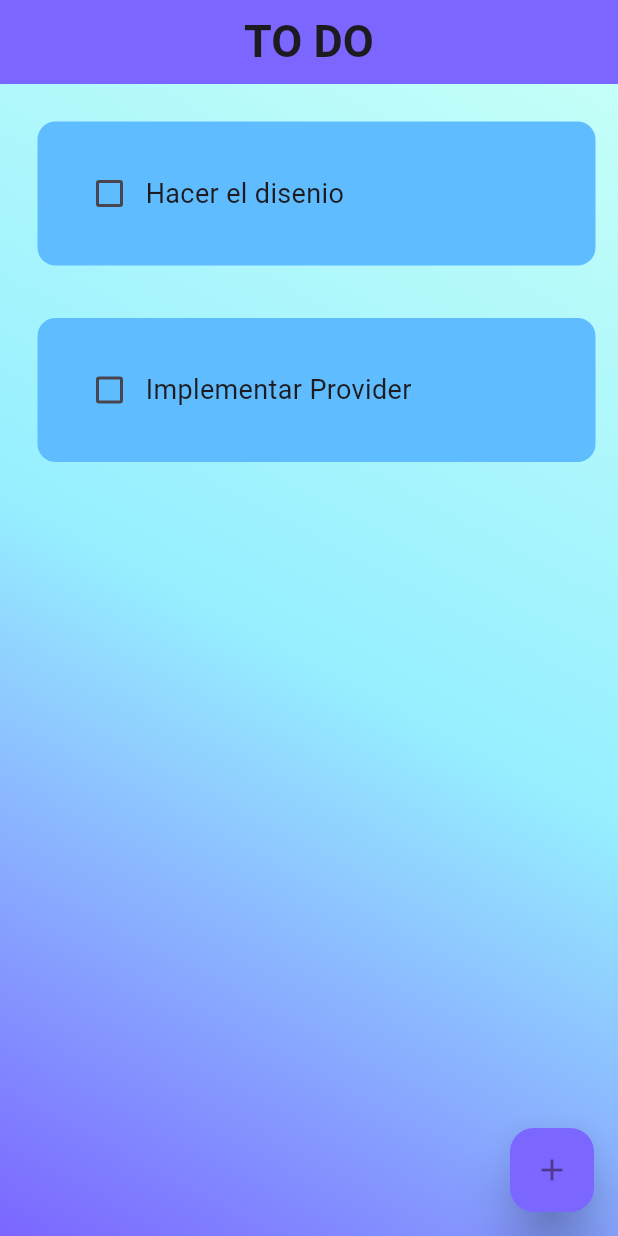
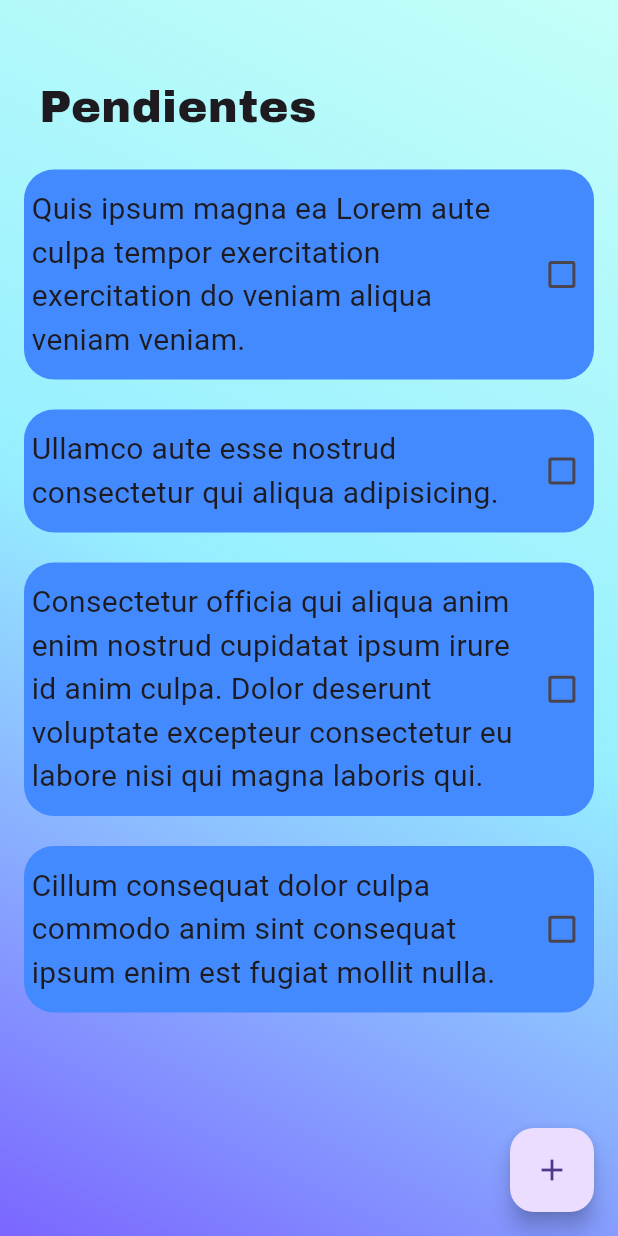
Before and after one commit to ToNiVeL2002/to_do_con_provider, a Flutter app: the screen it shows after launch, on a phone screen of 412 x 824 dp. Run offline on Flutter 3.47's test engine with Material 3 defaults, Android fonts, the phone set to English and light mode, and no system bars; drawn by our look-alikes of flutter_slidable; our stand-ins replace google_fonts.

Commit message:
mejoras en el todo_tile

```diff
--- a/lib/main.dart
+++ b/lib/main.dart
@@ -24,17 +24,17 @@ class MyApp extends StatelessWidget {
       routes: {
         'home' : ( _ ) => HomeScreen()
       },
-      theme: ThemeData(
-        primaryColor: const Color(0xff7B66FF),
-        // useMaterial3: false,
-        appBarTheme: const AppBarTheme(
-          color: Color(0xff7B66FF),
-        ),
-        floatingActionButtonTheme: const FloatingActionButtonThemeData(
-          backgroundColor: Color(0xff7B66FF),
-          elevation: 15
-        ),
-      ),
+      // theme: ThemeData(
+      //   primaryColor: const Color(0xff7B66FF),
+      //   // useMaterial3: false,
+      //   appBarTheme: const AppBarTheme(
+      //     color: Color(0xff7B66FF),
+      //   ),
+      //   floatingActionButtonTheme: const FloatingActionButtonThemeData(
+      //     backgroundColor: Color(0xff7B66FF),
+      //     elevation: 15
+      //   ),
+      // ),
     );
   }
 }
--- a/lib/models/todo_model.dart
+++ b/lib/models/todo_model.dart
@@ -12,12 +12,22 @@ class ToDoModel {
 // Lista de tareas para hacer
   List<ToDoModel> toDoList = [
     ToDoModel(
-      contenido: 'Hacer el disenio',
+      contenido: 'Quis ipsum magna ea Lorem aute culpa tempor exercitation exercitation do veniam aliqua veniam veniam.',
       check: false
     ),
 
     ToDoModel(
-      contenido: 'Implementar Provider',
+      contenido: 'Ullamco aute esse nostrud consectetur qui aliqua adipisicing.',
+      check: false
+    ),
+
+    ToDoModel(
+      contenido: 'Consectetur officia qui aliqua anim enim nostrud cupidatat ipsum irure id anim culpa. Dolor deserunt voluptate excepteur consectetur eu labore nisi qui magna laboris qui.',
+      check: false
+    ),
+
+    ToDoModel(
+      contenido: 'Cillum consequat dolor culpa commodo anim sint consequat ipsum enim est fugiat mollit nulla.',
       check: false
     ),
   ];
--- a/lib/screens/home_screens.dart
+++ b/lib/screens/home_screens.dart
@@ -1,4 +1,5 @@
 import 'package:flutter/material.dart';
+import 'package:google_fonts/google_fonts.dart';
 import 'package:provider/provider.dart';
 import 'package:to_do_simple_con_provider/models/models.dart';
 import 'package:to_do_simple_con_provider/providers/providers.dart';
@@ -18,37 +19,20 @@ class HomeScreen extends StatelessWidget {
     final toDoProvider = Provider.of<ToDoProvider>(context);
 
     return Scaffold(
-      appBar: AppBar(
-        title: const Text(
-          'TO DO',
-          style: TextStyle(
-            fontWeight: FontWeight.bold,
-            fontSize: 30
-          ),
-        ),
-        centerTitle: true,
-      ),
+      // appBar: AppBar(
+      //   title: Text(
+      //     'PENDIENTES',
+      //     style: GoogleFonts.archivoBlack()
+      //   ),
+      //   // centerTitle: true,
+      // ),
 
       body: Stack(
         children: [
           const Background(),
 
-          ListView.builder(
-            itemCount: toDoList.length,
-            itemBuilder: (context, index) {
+          _Body(toDoProvider: toDoProvider,),
 
-              return ToDoTile(
-                taskName: toDoList[index].contenido,
-                taskCompleted: toDoList[index].check,
-                onChanged: ( value ) {
-                  toDoProvider.isCheck(value ?? false, index);
-                },
-                deleteFunction: ( context ) => toDoProvider.eliminar(index),
-                controller: _controller,
-                index: index,
-              );
-            }
-          ),
         ],
       ),
 
@@ -78,3 +62,63 @@ class HomeScreen extends StatelessWidget {
     );
   }
 }
+
+class _Body extends StatelessWidget {
+
+  final ToDoProvider toDoProvider;
+
+  const _Body({
+    super.key,
+    required this.toDoProvider
+  });
+
+  @override
+  Widget build(BuildContext context) {
+    return Padding(
+      padding: const EdgeInsets.fromLTRB(16, 40, 16, 5),
+      child: Column(
+        children: [
+          _Title(),
+
+          Expanded(
+            child: ListView.builder(
+              itemCount: toDoList.length,
+              itemBuilder: (context, index) {
+                return ToDoTile(todoModel: toDoList[index], index: index,);
+              }
+            )
+          )
+
+
+        ],
+
+
+      ),
+    );
+  }
+}
+
+class _Title extends StatelessWidget {
+  const _Title({
+    super.key,
+  });
+
+  @override
+  Widget build(BuildContext context) {
+    return Container(
+        padding: EdgeInsets.all(10),
+        child: Row(
+          children: [
+            Text(
+              'Pendientes',
+              style: GoogleFonts.archivoBlack(
+                textStyle: TextStyle(
+                  fontSize: 30,
+                )
+              ),
+            )
+          ],
+        ),
+      );
+  }
+}
--- a/lib/widgets/dialog_box.dart
+++ b/lib/widgets/dialog_box.dart
@@ -1,6 +1,4 @@
 import 'package:flutter/material.dart';
-import 'package:provider/provider.dart';
-import 'package:to_do_simple_con_provider/providers/providers.dart';
 
 class DialogBox extends StatelessWidget {
   final controler;
@@ -20,7 +18,6 @@ class DialogBox extends StatelessWidget {
   Widget build(BuildContext context) {
 
     final Size screen = MediaQuery.of(context).size;
-    final toDoProvider = Provider.of<ToDoProvider>(context);
 
     return AlertDialog(
       backgroundColor: const Color(0xffC5FFF8),
--- a/lib/widgets/todo_tile.dart
+++ b/lib/widgets/todo_tile.dart
@@ -1,118 +1,118 @@
 import 'package:flutter/material.dart';
 import 'package:flutter_slidable/flutter_slidable.dart';
+import 'package:google_fonts/google_fonts.dart';
 import 'package:provider/provider.dart';
-import 'package:to_do_simple_con_provider/models/todo_model.dart';
+import 'package:to_do_simple_con_provider/models/models.dart';
 import 'package:to_do_simple_con_provider/providers/providers.dart';
-import 'package:to_do_simple_con_provider/widgets/widgets.dart';
 
 class ToDoTile extends StatelessWidget {
 
-  final String taskName;
-  final bool taskCompleted;
-  Function( bool? )? onChanged;
-  Function(BuildContext)? deleteFunction;
-  // Function(BuildContext)? editFunction;
-  final TextEditingController? controller;
-  final int? index;
+  final ToDoModel todoModel;
+  final int index;
 
-
-  ToDoTile({
+  const ToDoTile({
     super.key,
-    required this.taskName,
-    required this.taskCompleted,
-    required this.onChanged,
-    required this.deleteFunction,
-    this.controller,
-    this.index
-    // required this.index,
-    // required this.editFunction,
+    required this.todoModel,
+    required this.index,
   });
 
+  @override
+  Widget build(BuildContext context) {
 
+    Size screen = MediaQuery.of(context).size;
+
+    final todoProvider = Provider.of<ToDoProvider>(context);
+
+    return Padding(
+      padding: const EdgeInsets.symmetric(vertical: 10),
+
+      child: Slidable(
+        startActionPane: ActionPane(
+          motion: ScrollMotion(),
+          children: [
+            SlidableAction(
+              onPressed: ( context ) {print('vamo a editar');},
+              icon: Icons.edit_outlined,
+              label: 'Editar',
+              backgroundColor: Colors.yellow.shade300,
+              borderRadius: BorderRadius.circular(20),
+            )
+          ]
+        ),
+
+        endActionPane: ActionPane(
+          motion: StretchMotion(),
+          children: [
+            SlidableAction(
+              onPressed: ( context ) => todoProvider.eliminar(index),
+              icon: Icons.delete_outline,
+              label: 'Eliminar',
+              backgroundColor: Colors.red.shade300,
+              borderRadius: BorderRadius.circular(20),
+            )
+          ]
+        ),
+
+        child: Container(
+          padding: const EdgeInsets.symmetric(vertical: 12, horizontal: 5),
+
+          decoration: BoxDecoration(
+            color: Colors.blueAccent,
+            borderRadius: BorderRadius.circular(20)
+          ),
+
+          child: _Content(screen: screen, contenido: todoModel.contenido, isCheck: todoModel.check, index: index,),
+        ),
+      ),
+    );
+  }
+}
+
+class _Content extends StatelessWidget {
+
+  const _Content({
+    super.key,
+    required this.screen,
+    required this.contenido,
+    required this.isCheck,
+    required this.index,
+  });
+
+  final Size screen;
+  final String contenido;
+  final bool isCheck;
+  final int index;
 
   @override
   Widget build(BuildContext context) {
 
     final toDoProvider = Provider.of<ToDoProvider>(context);
 
-    return Padding(
-      padding: const EdgeInsets.only(left: 25.0, right: 15, top: 25, bottom: 10),
-      child: Slidable(
-        startActionPane: ActionPane(
-          motion: const ScrollMotion(),
-          children: [
-            SlidableAction(
-              onPressed: (context) {
-                showDialog(
-                  context: context,
-                  builder: (context) {
-
-                    return DialogBox(
-                      x: toDoList[index!].contenido,
-                      controler: controller,
-                      onSave: (){
-                        toDoProvider.editarTarea(controller!.text, index!);
-                        Navigator.of(context).pop();
-                        controller!.clear();
-                      },
-                      onCancel: (){
-                        Navigator.of(context).pop();
-                        controller!.clear();
-                      }
-                    );
-                  },
-                );
-
-              },
-              icon: Icons.edit_outlined,
-              label: 'Editar',
-              backgroundColor: Colors.yellow.shade300,
-              borderRadius: BorderRadius.circular(12),
-            )
-          ]
+    return Row(
+      mainAxisAlignment: MainAxisAlignment.spaceAround,
+      children: [
+        SizedBox(
+          width: screen.width * 0.8,
+          child: Text(
+            contenido,
+            style: GoogleFonts.roboto(
+              textStyle: TextStyle(
+                fontSize: 20,
+                decoration: isCheck
+                  ? TextDecoration.lineThrough
+                  : TextDecoration.none
+              )
+            ),
+          ),
         ),
 
-        endActionPane: ActionPane(
-          motion: const StretchMotion(),
-          children: [
-            SlidableAction(
-              onPressed: deleteFunction,
-              icon: Icons.delete_outline_rounded,
-              label: 'Eliminar',
-              backgroundColor: Colors.red.shade300,
-              borderRadius: BorderRadius.circular(12),
-            )
-          ],
-        ),
-        child: Container(
-          padding: const EdgeInsets.all(24),
-          decoration: BoxDecoration(
-            color: const Color(0xff5FBDFF),
-            borderRadius: BorderRadius.circular(12),
-          ),
-          child: Row(
-            children: [
-
-              Checkbox(
-                value: taskCompleted,
-                onChanged: onChanged,
-                activeColor: Colors.black,
-              ),
-
-              Text(
-                taskName,
-                style: TextStyle(
-                  fontSize: 18,
-                  decoration: taskCompleted
-                    ? TextDecoration.lineThrough
-                    : TextDecoration.none
-                ),
-              ),
-
-            ],
-          ),
-        ),
-      ),
+        Checkbox(
+          value: isCheck,
+          onChanged: (value) {
+            toDoProvider.isCheck(value!, index);
+          },
+        )
+      ],
     );
   }
 }
--- a/lib/widgets/widgets.dart
+++ b/lib/widgets/widgets.dart
@@ -1,6 +1,3 @@
-
-
-
 
 export 'package:to_do_simple_con_provider/widgets/background.dart';
 export 'package:to_do_simple_con_provider/widgets/dialog_box.dart';
--- a/pubspec.yaml
+++ b/pubspec.yaml
@@ -37,8 +37,8 @@ dependencies:
   cupertino_icons: ^1.0.2
   flutter_slidable: ^3.0.1
   provider: ^6.1.1
-  path_provider: ^2.1.2
   sqflite: ^2.3.1
+  google_fonts: ^6.1.0
 
 dev_dependencies:
   flutter_test:
```
Also changed, not shown: pubspec.lock.
